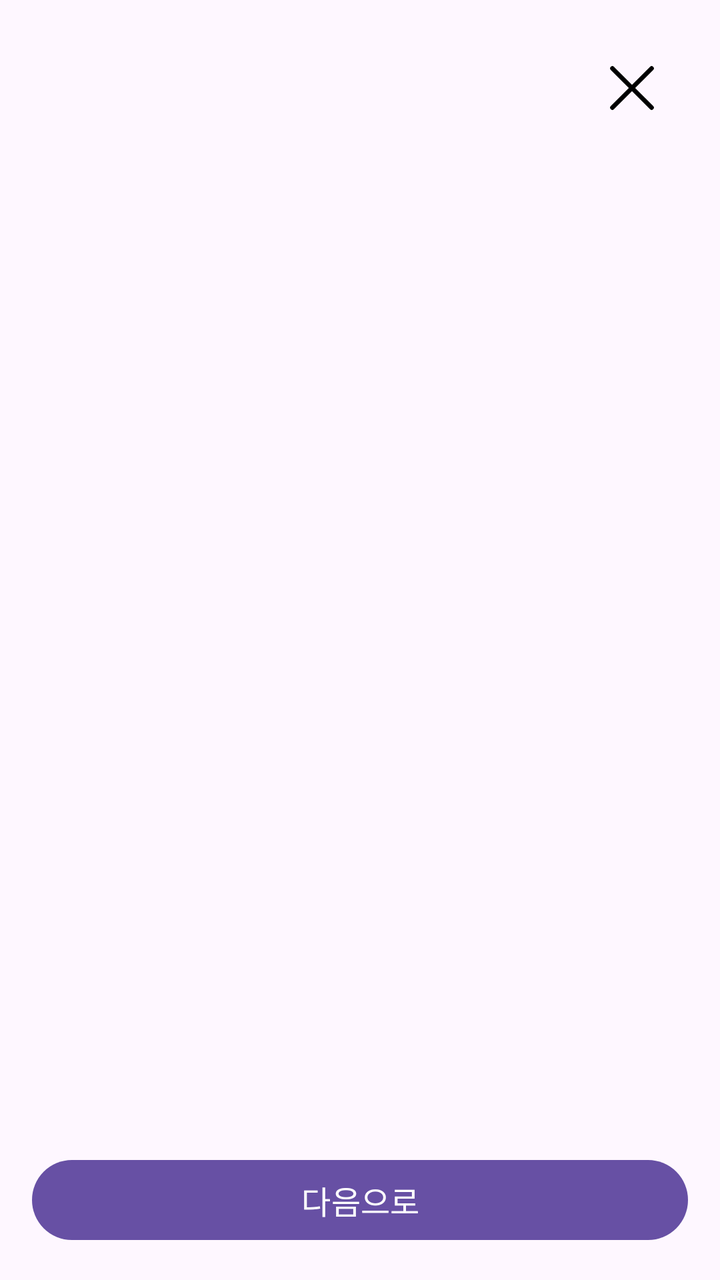
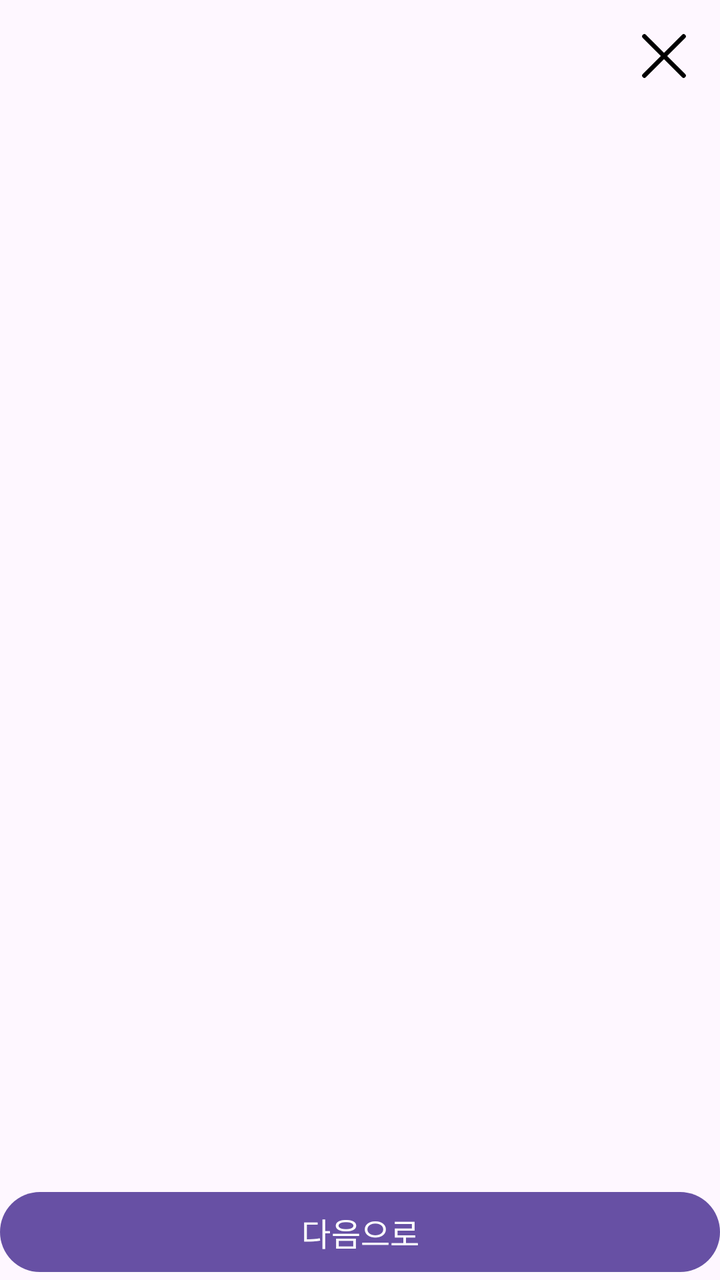

The first picture is an Android layout as it rendered before a commit; the second is the same layout after the commit. The layout source and the unified diff follow.
<!-- AndroidManifest.xml: application theme Theme.Bonda -->
<!-- res/layout/activity_onboarding.xml -->
<?xml version="1.0" encoding="utf-8"?>
<androidx.constraintlayout.widget.ConstraintLayout
    xmlns:android="http://schemas.android.com/apk/res/android"
    xmlns:app="http://schemas.android.com/apk/res-auto"
    android:layout_width="match_parent"
    android:layout_height="match_parent"
    android:padding="16dp">

    <ImageButton
        android:id="@+id/close_button"
        android:layout_width="wrap_content"
        android:layout_height="wrap_content"
        android:layout_margin="16dp"
        android:background="?attr/selectableItemBackgroundBorderless"
        android:contentDescription="@string/onboarding_close_button_description"
        android:src="@drawable/ic_close_24dp"
        app:layout_constraintEnd_toEndOf="parent"
        app:layout_constraintTop_toTopOf="parent" />

    <androidx.viewpager2.widget.ViewPager2
        android:id="@+id/view_pager"
        android:layout_width="0dp"
        android:layout_height="0dp"
        app:layout_constraintStart_toStartOf="parent"
        app:layout_constraintEnd_toEndOf="parent"
        app:layout_constraintTop_toBottomOf="@id/close_button"
        app:layout_constraintBottom_toTopOf="@id/next_button" />

    <com.google.android.material.tabs.TabLayout
        android:id="@+id/tab_indicator"
        android:layout_width="wrap_content"
        android:layout_height="wrap_content"

        style="@style/Widget.MaterialComponents.TabLayout"
        app:tabIndicator="@null"
        app:tabGravity="center"
        app:tabIndicatorHeight="0dp"

        app:layout_constraintStart_toStartOf="parent"
        app:layout_constraintEnd_toEndOf="parent"
        app:layout_constraintTop_toBottomOf="@id/view_pager"
        app:layout_constraintBottom_toTopOf="@id/next_button" />


    <Button
        android:id="@+id/next_button"
        android:layout_width="0dp"
        android:layout_height="wrap_content"
        android:text="@string/onboarding_next_button"
        android:textSize="16sp"
        app:layout_constraintStart_toStartOf="parent"
        app:layout_constraintEnd_toEndOf="parent"
        app:layout_constraintBottom_toBottomOf="parent" />

</androidx.constraintlayout.widget.ConstraintLayout>
<!-- resources referenced by this layout -->
<resources>
  <!-- drawable ic_close_24dp (drawable) -->
  <vector xmlns:android="http://schemas.android.com/apk/res/android" android:height="24dp" android:viewportHeight="16" android:viewportWidth="16" android:width="24dp">
        
      <path android:fillColor="#000000" android:pathData="M1.991,0.931L15.069,14.009A0.75,0.75 97.962,0 1,15.069 15.069L15.069,15.069A0.75,0.75 128.156,0 1,14.009 15.069L0.931,1.991A0.75,0.75 0,0 1,0.931 0.931L0.931,0.931A0.75,0.75 0,0 1,1.991 0.931z"/>
        
      <path android:fillColor="#000000" android:pathData="M15.07,1.991L1.991,15.07A0.75,0.75 64.566,0 1,0.93 15.07L0.93,15.07A0.75,0.75 0,0 1,0.93 14.009L14.009,0.93A0.75,0.75 77.731,0 1,15.07 0.93L15.07,0.93A0.75,0.75 0,0 1,15.07 1.991z"/>
      
  </vector>
  <string name="onboarding_close_button_description">닫기 버튼</string>
  <string name="onboarding_next_button">다음으로</string>
  <style name="Theme.Bonda" parent="Base.Theme.Bonda">
          <item name="android:windowSplashScreenBackground">@color/splash_background</item>
          <item name="android:windowSplashScreenAnimatedIcon">@drawable/ic_splash_logo</item>
      </style>
  <style name="Base.Theme.Bonda" parent="Theme.Material3.Light.NoActionBar">
          
      </style>
  <color name="splash_background">#524545</color>
  <!-- drawable ic_splash_logo: vector/xml drawable (drawable, 6541 chars, omitted) -->
</resources>

<!-- the commit's change to res/layout/activity_onboarding.xml (unified diff, before → after) -->
@@ -3,8 +3,7 @@
     xmlns:android="http://schemas.android.com/apk/res/android"
     xmlns:app="http://schemas.android.com/apk/res-auto"
     android:layout_width="match_parent"
-    android:layout_height="match_parent"
-    android:padding="16dp">
+    android:layout_height="match_parent">
 
     <ImageButton
         android:id="@+id/close_button"
